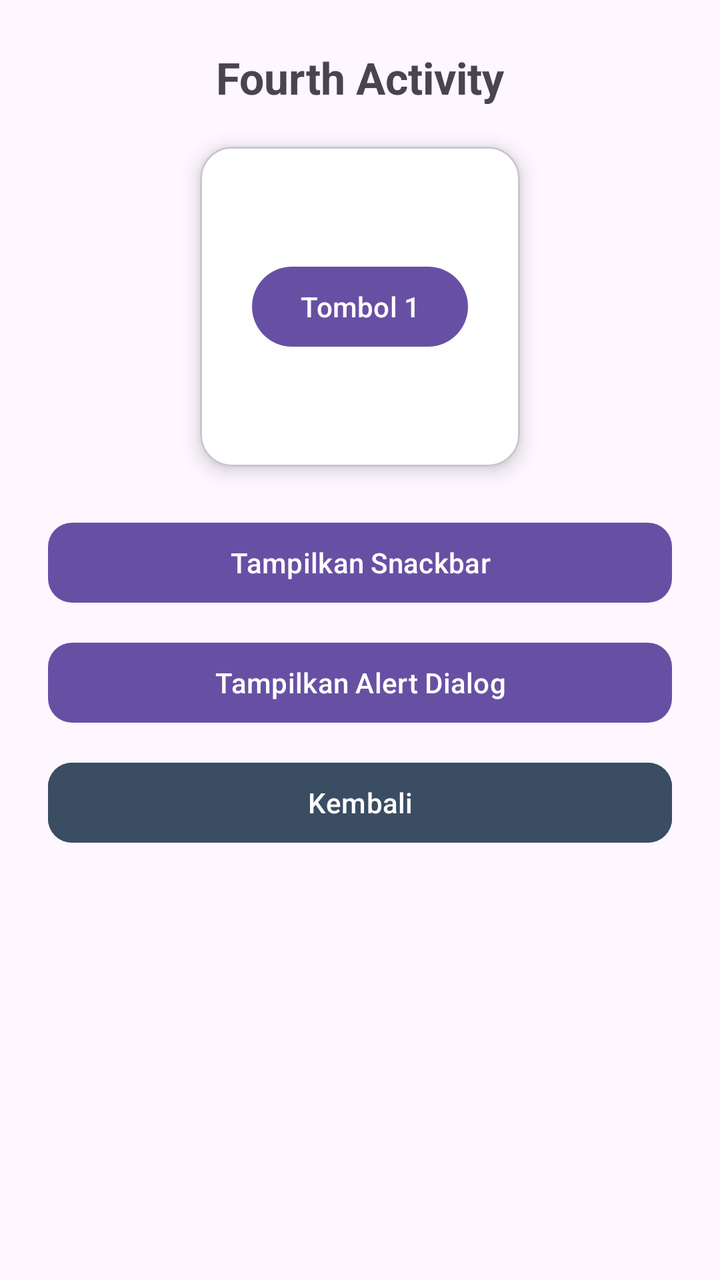
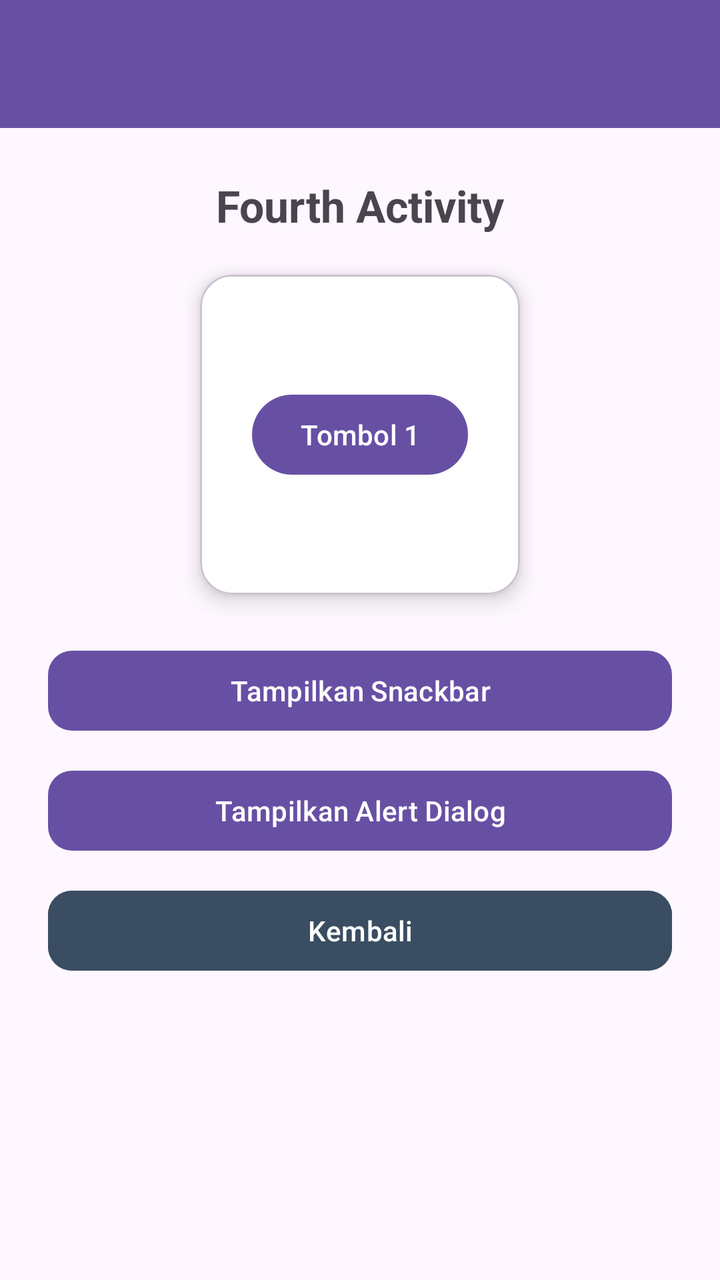

Screens rendered from an Android XML layout before and after an edit, with the pre-edit source and the edit as a unified diff.
<!-- AndroidManifest.xml: application theme Theme.Salman3TIE -->
<!-- res/layout/activity_fourth.xml -->
<?xml version="1.0" encoding="utf-8"?>
<androidx.constraintlayout.widget.ConstraintLayout xmlns:android="http://schemas.android.com/apk/res/android"
    xmlns:app="http://schemas.android.com/apk/res-auto"
    xmlns:tools="http://schemas.android.com/tools"
    android:id="@+id/main"
    android:layout_width="match_parent"
    android:layout_height="match_parent"
    android:padding="24dp"
    tools:context=".pertemuan_4.FourthActivity">

    <TextView
        android:id="@+id/textTitleFourth"
        android:layout_width="wrap_content"
        android:layout_height="wrap_content"
        android:text="@string/title_fourth"
        android:textSize="22sp"
        android:textStyle="bold"
        app:layout_constraintEnd_toEndOf="parent"
        app:layout_constraintStart_toStartOf="parent"
        app:layout_constraintTop_toTopOf="parent" />

    <com.google.android.material.card.MaterialCardView
        android:id="@+id/cardExample"
        android:layout_width="160dp"
        android:layout_height="160dp"
        android:layout_marginTop="20dp"
        app:cardBackgroundColor="@color/white"
        app:cardCornerRadius="16dp"
        app:cardElevation="6dp"
        app:layout_constraintEnd_toEndOf="parent"
        app:layout_constraintStart_toStartOf="parent"
        app:layout_constraintTop_toBottomOf="@+id/textTitleFourth">

        <androidx.constraintlayout.widget.ConstraintLayout
            android:layout_width="match_parent"
            android:layout_height="match_parent"
            android:padding="12dp">

            <com.google.android.material.button.MaterialButton
                android:id="@+id/btn1"
                android:layout_width="wrap_content"
                android:layout_height="wrap_content"
                android:text="@string/btn_1"
                app:layout_constraintBottom_toBottomOf="parent"
                app:layout_constraintEnd_toEndOf="parent"
                app:layout_constraintStart_toStartOf="parent"
                app:layout_constraintTop_toTopOf="parent" />

        </androidx.constraintlayout.widget.ConstraintLayout>

    </com.google.android.material.card.MaterialCardView>

    <com.google.android.material.button.MaterialButton
        android:id="@+id/btnShowSnackbar"
        android:layout_width="0dp"
        android:layout_height="wrap_content"
        android:layout_marginTop="24dp"
        android:text="@string/btn_show_snackbar"
        app:cornerRadius="12dp"
        app:layout_constraintEnd_toEndOf="parent"
        app:layout_constraintStart_toStartOf="parent"
        app:layout_constraintTop_toBottomOf="@+id/cardExample" />

    <com.google.android.material.button.MaterialButton
        android:id="@+id/btnShowAlertDialog"
        android:layout_width="0dp"
        android:layout_height="wrap_content"
        android:layout_marginTop="12dp"
        android:text="@string/btn_show_alert_dialog"
        app:cornerRadius="12dp"
        app:layout_constraintEnd_toEndOf="parent"
        app:layout_constraintStart_toStartOf="parent"
        app:layout_constraintTop_toBottomOf="@+id/btnShowSnackbar" />

    <com.google.android.material.button.MaterialButton
        android:id="@+id/btnKembali"
        android:layout_width="0dp"
        android:layout_height="wrap_content"
        android:layout_marginTop="12dp"
        android:backgroundTint="@color/dark_slate"
        android:text="@string/btn_kembali"
        app:cornerRadius="12dp"
        app:layout_constraintEnd_toEndOf="parent"
        app:layout_constraintStart_toStartOf="parent"
        app:layout_constraintTop_toBottomOf="@+id/btnShowAlertDialog" />

</androidx.constraintlayout.widget.ConstraintLayout>
<!-- resources referenced by this layout -->
<resources>
  <color name="dark_slate">#3A4D62</color>
  <color name="white">#FFFFFFFF</color>
  <string name="btn_1">Tombol 1</string>
  <string name="btn_kembali">Kembali</string>
  <string name="btn_show_alert_dialog">Tampilkan Alert Dialog</string>
  <string name="btn_show_snackbar">Tampilkan Snackbar</string>
  <string name="title_fourth">Fourth Activity</string>
  <style name="Theme.Salman3TIE" parent="Base.Theme.Salman3TIE" />
  <style name="Base.Theme.Salman3TIE" parent="Theme.Material3.DayNight.NoActionBar">
          
          
      </style>
</resources>

<!-- the commit's change to res/layout/activity_fourth.xml (unified diff, before → after) -->
@@ -1,87 +1,101 @@
 <?xml version="1.0" encoding="utf-8"?>
-<androidx.constraintlayout.widget.ConstraintLayout xmlns:android="http://schemas.android.com/apk/res/android"
+<LinearLayout xmlns:android="http://schemas.android.com/apk/res/android"
     xmlns:app="http://schemas.android.com/apk/res-auto"
     xmlns:tools="http://schemas.android.com/tools"
     android:id="@+id/main"
     android:layout_width="match_parent"
     android:layout_height="match_parent"
-    android:padding="24dp"
+    android:orientation="vertical"
     tools:context=".pertemuan_4.FourthActivity">
 
-    <TextView
-        android:id="@+id/textTitleFourth"
-        android:layout_width="wrap_content"
-        android:layout_height="wrap_content"
-        android:text="@string/title_fourth"
-        android:textSize="22sp"
-        android:textStyle="bold"
-        app:layout_constraintEnd_toEndOf="parent"
-        app:layout_constraintStart_toStartOf="parent"
-        app:layout_constraintTop_toTopOf="parent" />
+    <androidx.appcompat.widget.Toolbar
+        android:id="@+id/toolbar"
+        android:layout_width="match_parent"
+        android:layout_height="?attr/actionBarSize"
+        android:background="?attr/colorPrimary"
+        app:titleTextColor="@android:color/white" />
 
-    <com.google.android.material.card.MaterialCardView
-        android:id="@+id/cardExample"
-        android:layout_width="160dp"
-        android:layout_height="160dp"
-        android:layout_marginTop="20dp"
-        app:cardBackgroundColor="@color/white"
-        app:cardCornerRadius="16dp"
-        app:cardElevation="6dp"
-        app:layout_constraintEnd_toEndOf="parent"
-        app:layout_constraintStart_toStartOf="parent"
-        app:layout_constraintTop_toBottomOf="@+id/textTitleFourth">
+    <androidx.constraintlayout.widget.ConstraintLayout
+        android:layout_width="match_parent"
+        android:layout_height="match_parent"
+        android:padding="24dp">
 
-        <androidx.constraintlayout.widget.ConstraintLayout
-            android:layout_width="match_parent"
-            android:layout_height="match_parent"
-            android:padding="12dp">
+        <TextView
+            android:id="@+id/textTitleFourth"
+            android:layout_width="wrap_content"
+            android:layout_height="wrap_content"
+            android:text="@string/title_fourth"
+            android:textSize="22sp"
+            android:textStyle="bold"
+            app:layout_constraintEnd_toEndOf="parent"
+            app:layout_constraintStart_toStartOf="parent"
+            app:layout_constraintTop_toTopOf="parent" />
 
-            <com.google.android.material.button.MaterialButton
-                android:id="@+id/btn1"
-                android:layout_width="wrap_content"
-                android:layout_height="wrap_content"
-                android:text="@string/btn_1"
-                app:layout_constraintBottom_toBottomOf="parent"
-                app:layout_constraintEnd_toEndOf="parent"
-                app:layout_constraintStart_toStartOf="parent"
-                app:layout_constraintTop_toTopOf="parent" />
+        <com.google.android.material.card.MaterialCardView
+            android:id="@+id/cardExample"
+            android:layout_width="160dp"
+            android:layout_height="160dp"
+            android:layout_marginTop="20dp"
+            app:cardBackgroundColor="@color/white"
+            app:cardCornerRadius="16dp"
+            app:cardElevation="6dp"
+            app:layout_constraintEnd_toEndOf="parent"
+            app:layout_constraintStart_toStartOf="parent"
+            app:layout_constraintTop_toBottomOf="@+id/textTitleFourth">
 
-        </androidx.constraintlayout.widget.ConstraintLayout>
+            <androidx.constraintlayout.widget.ConstraintLayout
+                android:layout_width="match_parent"
+                android:layout_height="match_parent"
+                android:padding="12dp">
 
-    </com.google.android.material.card.MaterialCardView>
+                <com.google.android.material.button.MaterialButton
+                    android:id="@+id/btn1"
+                    android:layout_width="wrap_content"
+                    android:layout_height="wrap_content"
+                    android:text="@string/btn_1"
+                    app:layout_constraintBottom_toBottomOf="parent"
+                    app:layout_constraintEnd_toEndOf="parent"
+                    app:layout_constraintStart_toStartOf="parent"
+                    app:layout_constraintTop_toTopOf="parent" />
 
-    <com.google.android.material.button.MaterialButton
-        android:id="@+id/btnShowSnackbar"
-        android:layout_width="0dp"
-        android:layout_height="wrap_content"
-        android:layout_marginTop="24dp"
-        android:text="@string/btn_show_snackbar"
-        app:cornerRadius="12dp"
-        app:layout_constraintEnd_toEndOf="parent"
-        app:layout_constraintStart_toStartOf="parent"
-        app:layout_constraintTop_toBottomOf="@+id/cardExample" />
+            </androidx.constraintlayout.widget.ConstraintLayout>
 
-    <com.google.android.material.button.MaterialButton
-        android:id="@+id/btnShowAlertDialog"
-        android:layout_width="0dp"
-        android:layout_height="wrap_content"
-        android:layout_marginTop="12dp"
-        android:text="@string/btn_show_alert_dialog"
-        app:cornerRadius="12dp"
-        app:layout_constraintEnd_toEndOf="parent"
-        app:layout_constraintStart_toStartOf="parent"
-        app:layout_constraintTop_toBottomOf="@+id/btnShowSnackbar" />
+        </com.google.android.material.card.MaterialCardView>
 
-    <com.google.android.material.button.MaterialButton
-        android:id="@+id/btnKembali"
-        android:layout_width="0dp"
-        android:layout_height="wrap_content"
-        android:layout_marginTop="12dp"
-        android:backgroundTint="@color/dark_slate"
-        android:text="@string/btn_kembali"
-        app:cornerRadius="12dp"
-        app:layout_constraintEnd_toEndOf="parent"
-        app:layout_constraintStart_toStartOf="parent"
-        app:layout_constraintTop_toBottomOf="@+id/btnShowAlertDialog" />
+        <com.google.android.material.button.MaterialButton
+            android:id="@+id/btnShowSnackbar"
+            android:layout_width="0dp"
+            android:layout_height="wrap_content"
+            android:layout_marginTop="24dp"
+            android:text="@string/btn_show_snackbar"
+            app:cornerRadius="12dp"
+            app:layout_constraintEnd_toEndOf="parent"
+            app:layout_constraintStart_toStartOf="parent"
+            app:layout_constraintTop_toBottomOf="@+id/cardExample" />
 
-</androidx.constraintlayout.widget.ConstraintLayout>
+        <com.google.android.material.button.MaterialButton
+            android:id="@+id/btnShowAlertDialog"
+            android:layout_width="0dp"
+            android:layout_height="wrap_content"
+            android:layout_marginTop="12dp"
+            android:text="@string/btn_show_alert_dialog"
+            app:cornerRadius="12dp"
+            app:layout_constraintEnd_toEndOf="parent"
+            app:layout_constraintStart_toStartOf="parent"
+            app:layout_constraintTop_toBottomOf="@+id/btnShowSnackbar" />
+
+        <com.google.android.material.button.MaterialButton
+            android:id="@+id/btnKembali"
+            android:layout_width="0dp"
+            android:layout_height="wrap_content"
+            android:layout_marginTop="12dp"
+            android:backgroundTint="@color/dark_slate"
+            android:text="@string/btn_kembali"
+            app:cornerRadius="12dp"
+            app:layout_constraintEnd_toEndOf="parent"
+            app:layout_constraintStart_toStartOf="parent"
+            app:layout_constraintTop_toBottomOf="@+id/btnShowAlertDialog" />
+
+    </androidx.constraintlayout.widget.ConstraintLayout>
+
+</LinearLayout>
